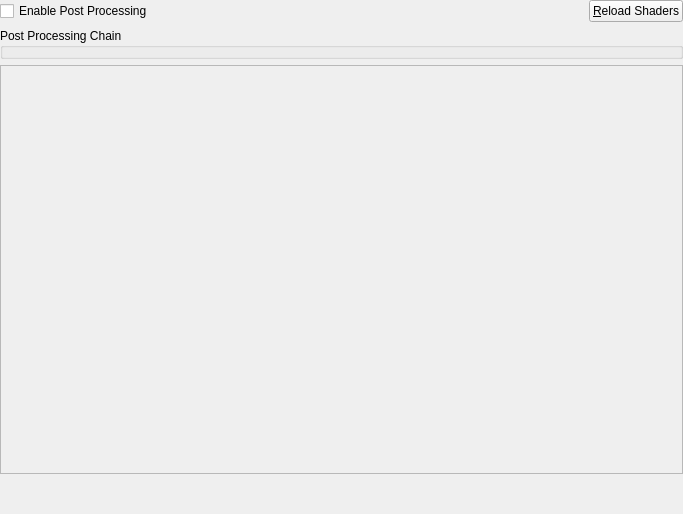
Qt form src/duckstation-qt/postprocessingsettingswidget.ui (kofxi3584karlayang/duckstation) before a commit.
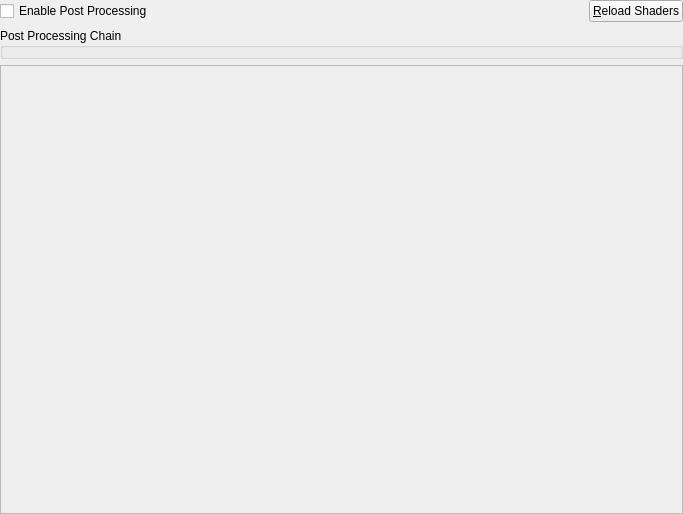
The same form after that commit. Icons and pictures are not drawn. Custom widgets are drawn as their Qt base class.

Commit message: Qt: Remove unnecessary bottom spacing

```diff
--- a/src/duckstation-qt/postprocessingsettingswidget.ui
+++ b/src/duckstation-qt/postprocessingsettingswidget.ui
@@ -108,19 +108,6 @@
      </widget>
     </widget>
    </item>
-   <item>
-    <spacer name="verticalSpacer">
-     <property name="orientation">
-      <enum>Qt::Vertical</enum>
-     </property>
-     <property name="sizeHint" stdset="0">
-      <size>
-       <width>20</width>
-       <height>40</height>
-      </size>
-     </property>
-    </spacer>
-   </item>
   </layout>
  </widget>
  <customwidgets>
```
